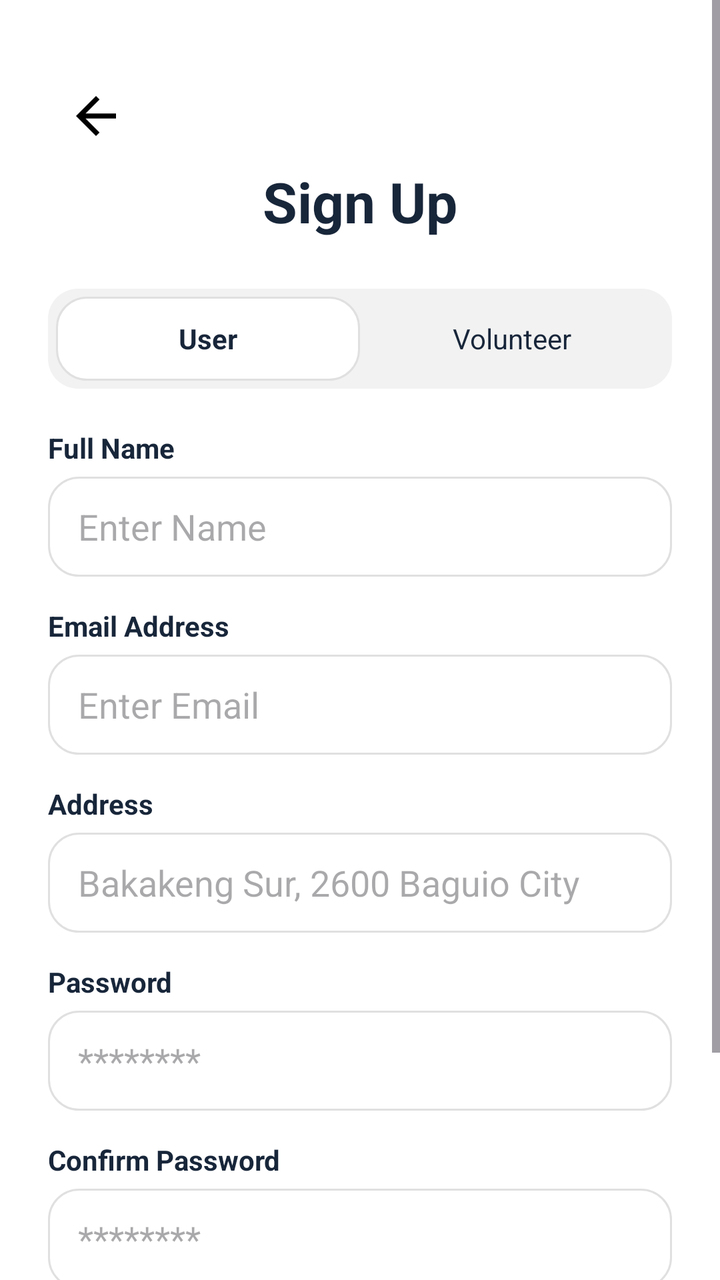
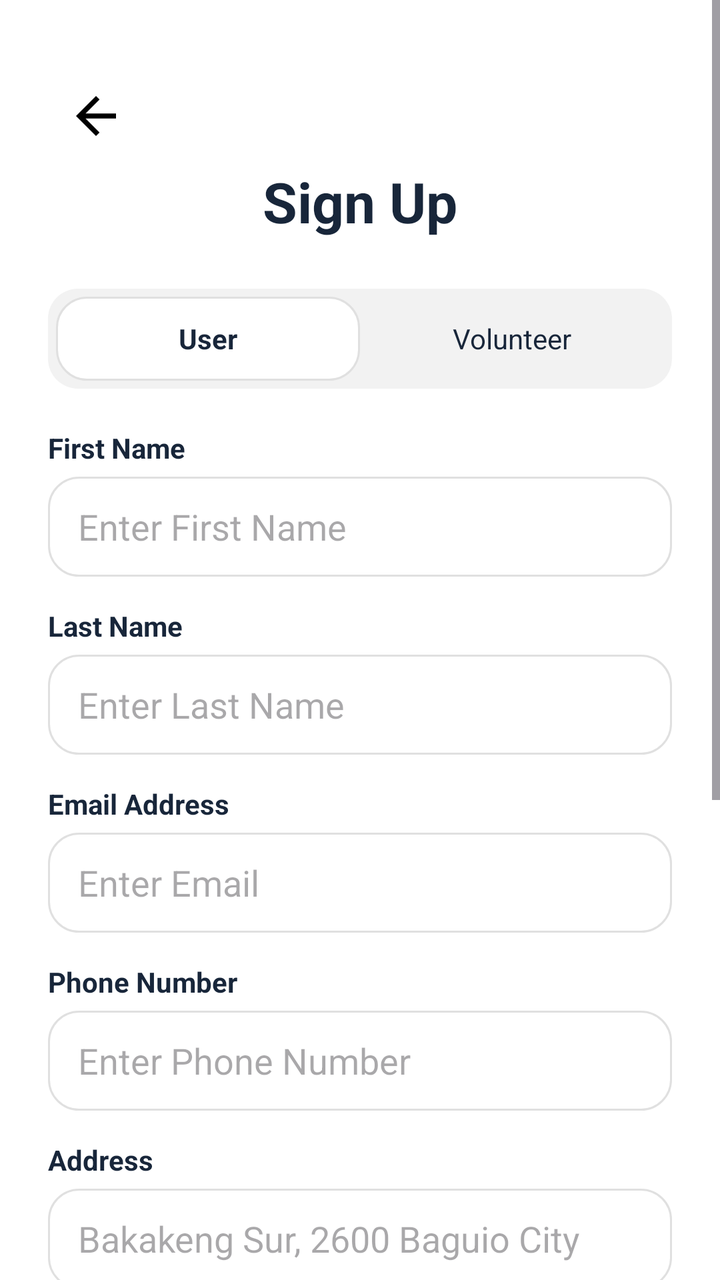

Before-and-after screenshots of an Android layout around one commit, followed by the original layout XML and the change that was made.
<!-- AndroidManifest.xml: application theme Theme.OnServe -->
<!-- res/layout/activity_signup.xml -->
<ScrollView xmlns:android="http://schemas.android.com/apk/res/android"
    android:layout_width="match_parent"
    android:layout_height="match_parent"
    android:background="@color/white">

    <LinearLayout
        android:layout_width="match_parent"
        android:layout_height="wrap_content"
        android:orientation="vertical"
        android:padding="24dp">

        <ImageView
            android:id="@+id/iv_back_arrow"
            android:layout_width="48dp"
            android:layout_height="48dp"
            android:padding="9dp"
            android:src="@drawable/ic_back_arrow"
            android:layout_marginTop="10dp"
            android:clickable="true"
            android:focusable="true"
            android:background="?attr/selectableItemBackgroundBorderless"/>

        <TextView
            android:layout_width="wrap_content"
            android:layout_height="wrap_content"
            android:text="Sign Up"
            android:layout_gravity="center_horizontal"
            android:textSize="28sp"
            android:textStyle="bold"
            android:textColor="@color/navy_onserve" />

        
        <LinearLayout
            android:layout_width="match_parent"
            android:layout_height="50dp"
            android:layout_marginTop="25dp"
            android:background="@drawable/toggle_bg"
            android:padding="4dp">
            <TextView
                android:id="@+id/tv_user_toggle"
                android:layout_width="0dp"
                android:layout_height="match_parent"
                android:layout_weight="1"
                android:background="@drawable/input_rounded"
                android:gravity="center"
                android:text="User"
                android:textStyle="bold"
                android:clickable="true"
                android:focusable="true"
                android:textColor="@color/navy_onserve"/>
            <TextView
                android:id="@+id/tv_volunteer_toggle"
                android:layout_width="0dp"
                android:layout_height="match_parent"
                android:layout_weight="1"
                android:gravity="center"
                android:text="Volunteer"
                android:clickable="true"
                android:focusable="true"
                android:textColor="@color/navy_onserve"/>
        </LinearLayout>

        
        <TextView android:layout_width="wrap_content" android:layout_height="wrap_content" android:text="Full Name" android:layout_marginTop="20dp" android:textColor="@color/navy_onserve" android:textStyle="bold"/>
        <EditText
            android:id="@+id/et_signup_name"
            android:layout_width="match_parent" android:layout_height="50dp" android:hint="Enter Name" android:background="@drawable/input_rounded" android:paddingLeft="15dp" android:layout_marginTop="5dp"/>

        <TextView android:layout_width="wrap_content" android:layout_height="wrap_content" android:text="Email Address" android:layout_marginTop="15dp" android:textColor="@color/navy_onserve" android:textStyle="bold"/>
        <EditText
            android:id="@+id/et_signup_email"
            android:layout_width="match_parent" android:layout_height="50dp" android:hint="Enter Email" android:background="@drawable/input_rounded" android:paddingLeft="15dp" android:layout_marginTop="5dp"
            android:inputType="textEmailAddress"/>

        <TextView android:layout_width="wrap_content" android:layout_height="wrap_content" android:text="Address" android:layout_marginTop="15dp" android:textColor="@color/navy_onserve" android:textStyle="bold"/>
        <EditText android:layout_width="match_parent" android:layout_height="50dp" android:hint="Bakakeng Sur, 2600 Baguio City" android:background="@drawable/input_rounded" android:paddingLeft="15dp" android:layout_marginTop="5dp"/>

        <TextView android:layout_width="wrap_content" android:layout_height="wrap_content" android:text="Password" android:layout_marginTop="15dp" android:textColor="@color/navy_onserve" android:textStyle="bold"/>
        <EditText
            android:id="@+id/et_signup_password"
            android:layout_width="match_parent" android:layout_height="50dp" android:hint="********" android:inputType="textPassword" android:background="@drawable/input_rounded" android:paddingLeft="15dp" android:layout_marginTop="5dp"/>

        <TextView android:layout_width="wrap_content" android:layout_height="wrap_content" android:text="Confirm Password" android:layout_marginTop="15dp" android:textColor="@color/navy_onserve" android:textStyle="bold"/>
        <EditText android:layout_width="match_parent" android:layout_height="50dp" android:hint="********" android:inputType="textPassword" android:background="@drawable/input_rounded" android:paddingLeft="15dp" android:layout_marginTop="5dp"/>

        <android.widget.Button
            android:id="@+id/btn_signup_submit"
            android:layout_width="match_parent"
            android:layout_height="60dp"
            android:layout_marginTop="30dp"
            android:layout_marginBottom="20dp"
            android:text="Create Account"
            android:textAllCaps="false"
            android:background="@drawable/button_navy_rounded"
            android:textColor="@color/white"/>
    </LinearLayout>
</ScrollView>
<!-- resources referenced by this layout -->
<resources>
  <color name="navy_onserve">#18263a</color>
  <color name="white">#ffffff</color>
  <!-- drawable button_navy_rounded (drawable) -->
  <shape xmlns:android="http://schemas.android.com/apk/res/android">
      <solid android:color="@color/navy_onserve" />
      <corners android:radius="12dp" />
  </shape>
  <!-- drawable ic_back_arrow (drawable) -->
  <vector xmlns:android="http://schemas.android.com/apk/res/android"
      android:width="24dp"
      android:height="24dp"
      android:viewportWidth="24"
      android:viewportHeight="24">
    <path
        android:fillColor="#000000"
        android:pathData="M20,11H7.83l5.59,-5.59L12,4l-8,8 8,8 1.41,-1.41L7.83,13H20v-2z"/>
  </vector>
  <!-- drawable input_rounded (drawable) -->
  <shape xmlns:android="http://schemas.android.com/apk/res/android">
      <solid android:color="#ffffff" />
      <stroke android:width="1dp" android:color="@color/gray_border" />
      <corners android:radius="15dp" />
  </shape>
  <!-- drawable toggle_bg (drawable) -->
  <shape xmlns:android="http://schemas.android.com/apk/res/android">
      <solid android:color="@color/light_gray_bg" />
      <corners android:radius="15dp" />
  </shape>
  <style name="Theme.OnServe" parent="Base.Theme.OnServe" />
  <color name="gray_border">#E0E0E0</color>
  <color name="light_gray_bg">#F2F2F2</color>
  <style name="Base.Theme.OnServe" parent="Theme.Material3.DayNight.NoActionBar">
          
          
      </style>
</resources>

<!-- the commit's change to res/layout/activity_signup.xml (unified diff, before → after) -->
@@ -61,10 +61,15 @@
         </LinearLayout>
 
         
-        <TextView android:layout_width="wrap_content" android:layout_height="wrap_content" android:text="Full Name" android:layout_marginTop="20dp" android:textColor="@color/navy_onserve" android:textStyle="bold"/>
+        <TextView android:layout_width="wrap_content" android:layout_height="wrap_content" android:text="First Name" android:layout_marginTop="20dp" android:textColor="@color/navy_onserve" android:textStyle="bold"/>
         <EditText
-            android:id="@+id/et_signup_name"
-            android:layout_width="match_parent" android:layout_height="50dp" android:hint="Enter Name" android:background="@drawable/input_rounded" android:paddingLeft="15dp" android:layout_marginTop="5dp"/>
+            android:id="@+id/et_signup_first_name"
+            android:layout_width="match_parent" android:layout_height="50dp" android:hint="Enter First Name" android:background="@drawable/input_rounded" android:paddingLeft="15dp" android:layout_marginTop="5dp"/>
+
+        <TextView android:layout_width="wrap_content" android:layout_height="wrap_content" android:text="Last Name" android:layout_marginTop="15dp" android:textColor="@color/navy_onserve" android:textStyle="bold"/>
+        <EditText
+            android:id="@+id/et_signup_last_name"
+            android:layout_width="match_parent" android:layout_height="50dp" android:hint="Enter Last Name" android:background="@drawable/input_rounded" android:paddingLeft="15dp" android:layout_marginTop="5dp"/>
 
         <TextView android:layout_width="wrap_content" android:layout_height="wrap_content" android:text="Email Address" android:layout_marginTop="15dp" android:textColor="@color/navy_onserve" android:textStyle="bold"/>
         <EditText
@@ -72,8 +77,16 @@
             android:layout_width="match_parent" android:layout_height="50dp" android:hint="Enter Email" android:background="@drawable/input_rounded" android:paddingLeft="15dp" android:layout_marginTop="5dp"
             android:inputType="textEmailAddress"/>
 
+        <TextView android:layout_width="wrap_content" android:layout_height="wrap_content" android:text="Phone Number" android:layout_marginTop="15dp" android:textColor="@color/navy_onserve" android:textStyle="bold"/>
+        <EditText
+            android:id="@+id/et_signup_phone"
+            android:layout_width="match_parent" android:layout_height="50dp" android:hint="Enter Phone Number" android:background="@drawable/input_rounded" android:paddingLeft="15dp" android:layout_marginTop="5dp"
+            android:inputType="phone"/>
+
         <TextView android:layout_width="wrap_content" android:layout_height="wrap_content" android:text="Address" android:layout_marginTop="15dp" android:textColor="@color/navy_onserve" android:textStyle="bold"/>
-        <EditText android:layout_width="match_parent" android:layout_height="50dp" android:hint="Bakakeng Sur, 2600 Baguio City" android:background="@drawable/input_rounded" android:paddingLeft="15dp" android:layout_marginTop="5dp"/>
+        <EditText
+            android:id="@+id/et_signup_address"
+            android:layout_width="match_parent" android:layout_height="50dp" android:hint="Bakakeng Sur, 2600 Baguio City" android:background="@drawable/input_rounded" android:paddingLeft="15dp" android:layout_marginTop="5dp"/>
 
         <TextView android:layout_width="wrap_content" android:layout_height="wrap_content" android:text="Password" android:layout_marginTop="15dp" android:textColor="@color/navy_onserve" android:textStyle="bold"/>
         <EditText
@@ -82,6 +95,31 @@
 
         <TextView android:layout_width="wrap_content" android:layout_height="wrap_content" android:text="Confirm Password" android:layout_marginTop="15dp" android:textColor="@color/navy_onserve" android:textStyle="bold"/>
         <EditText android:layout_width="match_parent" android:layout_height="50dp" android:hint="********" android:inputType="textPassword" android:background="@drawable/input_rounded" android:paddingLeft="15dp" android:layout_marginTop="5dp"/>
+
+        <LinearLayout
+            android:layout_width="match_parent"
+            android:layout_height="wrap_content"
+            android:layout_marginTop="20dp"
+            android:gravity="center_vertical"
+            android:orientation="horizontal">
+
+            <CheckBox
+                android:id="@+id/cb_agree_terms"
+                android:layout_width="wrap_content"
+                android:layout_height="wrap_content"
+                android:buttonTint="@color/navy_onserve" />
+
+            <TextView
+                android:id="@+id/tv_terms_link"
+                android:layout_width="wrap_content"
+                android:layout_height="wrap_content"
+                android:text="I agree to the terms &amp; conditions and privacy policy"
+                android:textColor="@color/navy_onserve"
+                android:textSize="13sp"
+                android:clickable="true"
+                android:focusable="true"
+                android:textStyle="bold" />
+        </LinearLayout>
 
         <android.widget.Button
             android:id="@+id/btn_signup_submit"
